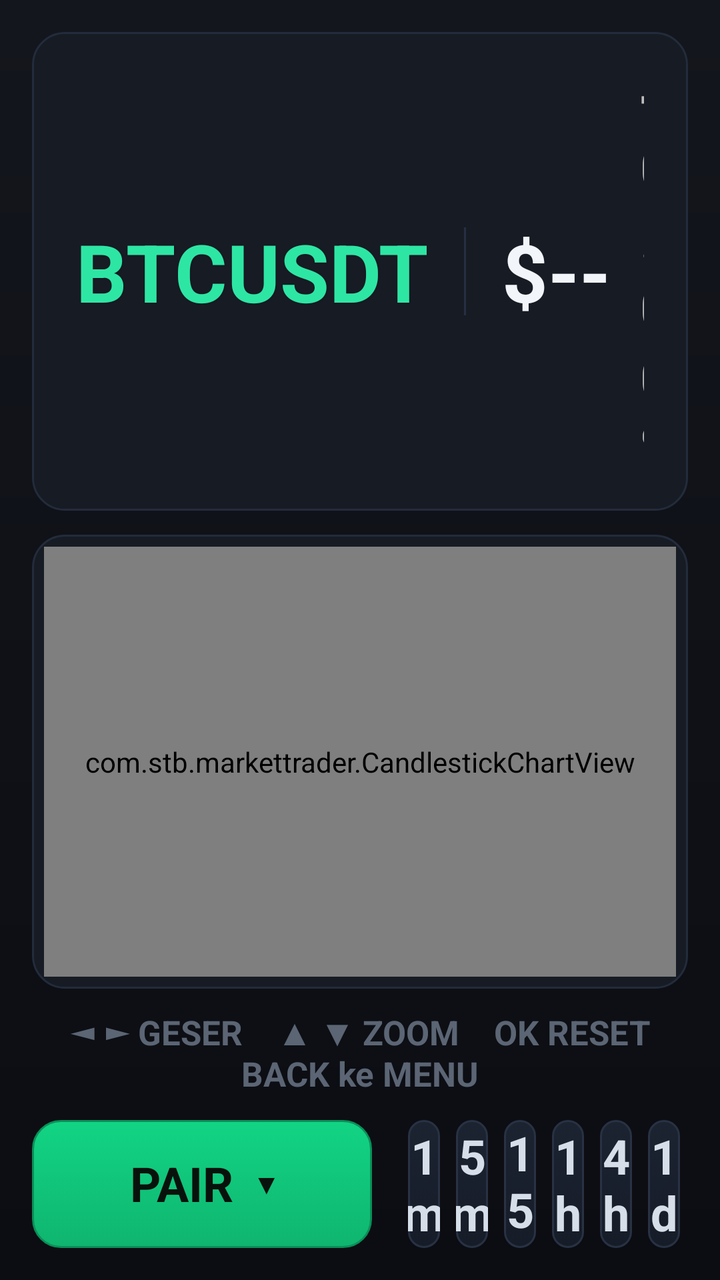
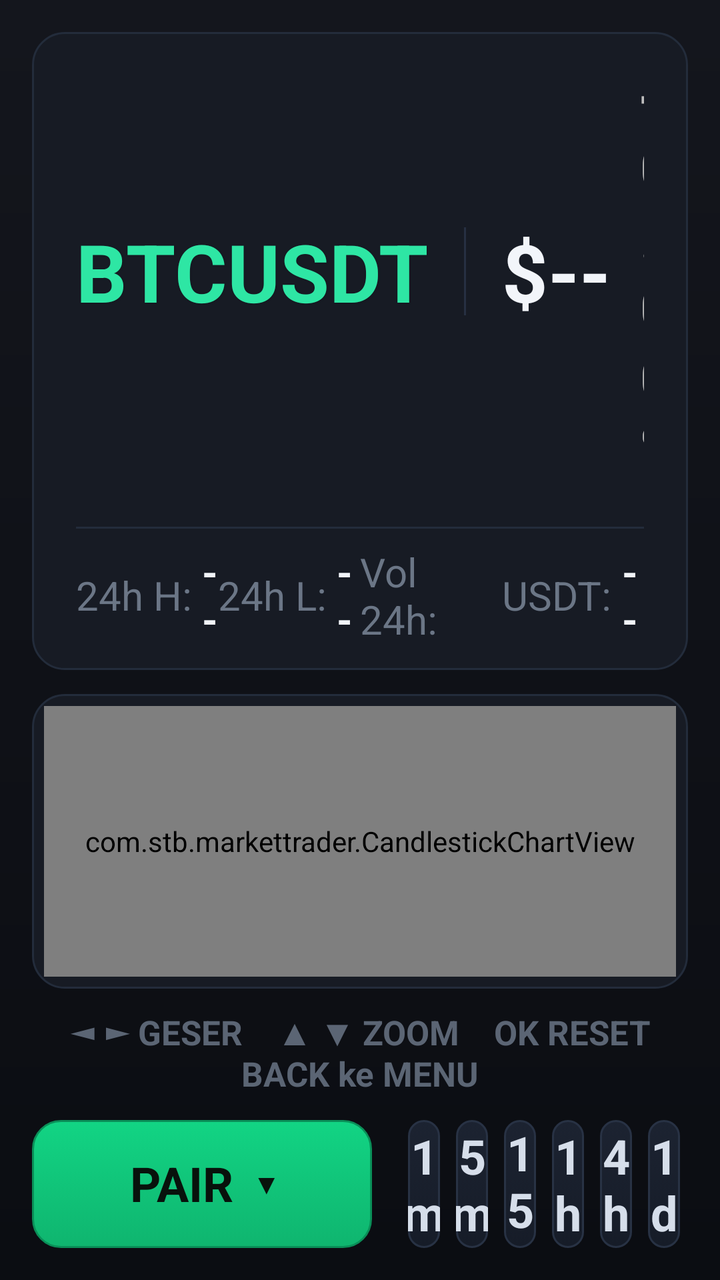

The first picture is an Android layout as it rendered before a commit; the second is the same layout after the commit. The layout source and the unified diff follow.
<!-- AndroidManifest.xml: application theme AppTheme -->
<!-- res/layout/activity_main.xml -->
<?xml version="1.0" encoding="utf-8"?>
<LinearLayout xmlns:android="http://schemas.android.com/apk/res/android"
    android:layout_width="match_parent"
    android:layout_height="match_parent"
    android:orientation="vertical"
    android:background="@drawable/bg_root"
    android:padding="16dp">

    <LinearLayout
        android:layout_width="match_parent"
        android:layout_height="wrap_content"
        android:orientation="horizontal"
        android:gravity="center_vertical"
        android:background="@drawable/bg_card"
        android:paddingLeft="22dp"
        android:paddingRight="22dp"
        android:paddingTop="12dp"
        android:paddingBottom="12dp">

        <TextView
            android:id="@+id/symbol"
            android:layout_width="wrap_content"
            android:layout_height="wrap_content"
            android:text="BTCUSDT"
            android:textColor="#2EE6A4"
            android:textSize="40sp"
            android:textStyle="bold"
            android:shadowColor="#20000000"
            android:shadowDx="1"
            android:shadowDy="1"
            android:shadowRadius="2" />

        <View
            android:layout_width="1dp"
            android:layout_height="44dp"
            android:layout_marginLeft="18dp"
            android:layout_marginRight="18dp"
            android:background="#263042" />

        <TextView
            android:id="@+id/price"
            android:layout_width="wrap_content"
            android:layout_height="wrap_content"
            android:text="$--"
            android:textColor="#F2F5FA"
            android:textSize="40sp"
            android:textStyle="bold" />

        <TextView
            android:layout_width="wrap_content"
            android:layout_height="wrap_content"
            android:text="  "
            android:textSize="30sp" />

        <TextView
            android:id="@+id/change"
            android:layout_width="wrap_content"
            android:layout_height="wrap_content"
            android:text="+0.00%"
            android:textSize="30sp"
            android:textStyle="bold" />

        <View
            android:layout_width="0dp"
            android:layout_height="1dp"
            android:layout_weight="1" />

        <Button
            android:id="@+id/btn_update"
            android:layout_width="wrap_content"
            android:layout_height="48dp"
            android:minWidth="130dp"
            android:text=" UPDATE "
            android:textSize="18sp"
            android:textStyle="bold"
            android:textColor="@color/btn_pair_text"
            android:background="@drawable/btn_update"
            android:focusable="true"
            android:stateListAnimator="@null"
            android:paddingLeft="14dp"
            android:paddingRight="14dp" />

        <View
            android:layout_width="10dp"
            android:layout_height="1dp" />

        <TextView
            android:id="@+id/conn"
            android:layout_width="wrap_content"
            android:layout_height="wrap_content"
            android:text="menghubungkan..."
            android:textColor="#6B7686"
            android:textSize="18sp" />
    </LinearLayout>

    <FrameLayout
        android:layout_width="match_parent"
        android:layout_height="0dp"
        android:layout_weight="1"
        android:layout_marginTop="12dp"
        android:background="@drawable/bg_card">

        <com.stb.markettrader.CandlestickChartView
            android:id="@+id/chart"
            android:layout_width="match_parent"
            android:layout_height="match_parent"
            android:layout_margin="6dp"
            android:focusable="true"
            android:focusableInTouchMode="true"
            android:nextFocusDown="@id/btn_pair"
            android:nextFocusLeft="@id/btn_pair"
            android:nextFocusRight="@id/btn_pair" />
    </FrameLayout>

    <TextView
        android:layout_width="match_parent"
        android:layout_height="wrap_content"
        android:layout_marginTop="10dp"
        android:gravity="center"
        android:text="◄ ► GESER    ▲ ▼ ZOOM    OK RESET    BACK ke MENU"
        android:textColor="#5B6574"
        android:textSize="17sp"
        android:textStyle="bold" />

    <LinearLayout
        android:layout_width="match_parent"
        android:layout_height="wrap_content"
        android:orientation="horizontal"
        android:gravity="center_vertical"
        android:paddingTop="12dp"
        android:focusable="true">

        <Button
            android:id="@+id/btn_pair"
            android:layout_width="wrap_content"
            android:layout_height="64dp"
            android:minWidth="170dp"
            android:text="PAIR  ▾"
            android:textSize="24sp"
            android:textStyle="bold"
            android:textColor="@color/btn_pair_text"
            android:background="@drawable/btn_pair"
            android:focusable="true"
            android:nextFocusUp="@id/chart"
            android:stateListAnimator="@null"
            android:paddingLeft="20dp"
            android:paddingRight="20dp" />

        <View
            android:layout_width="14dp"
            android:layout_height="1dp" />

        <Button
            android:id="@+id/tf_1m"
            android:layout_width="0dp"
            android:layout_height="64dp"
            android:layout_weight="1"
            android:text="1m"
            android:textSize="24sp"
            android:textStyle="bold"
            android:textColor="@color/tf_text"
            android:background="@drawable/btn_tf"
            android:focusable="true"
            android:nextFocusUp="@id/chart"
            android:stateListAnimator="@null"
            android:layout_marginLeft="4dp"
            android:layout_marginRight="4dp" />

        <Button
            android:id="@+id/tf_5m"
            android:layout_width="0dp"
            android:layout_height="64dp"
            android:layout_weight="1"
            android:text="5m"
            android:textSize="24sp"
            android:textStyle="bold"
            android:textColor="@color/tf_text"
            android:background="@drawable/btn_tf"
            android:focusable="true"
            android:nextFocusUp="@id/chart"
            android:stateListAnimator="@null"
            android:layout_marginLeft="4dp"
            android:layout_marginRight="4dp" />

        <Button
            android:id="@+id/tf_15m"
            android:layout_width="0dp"
            android:layout_height="64dp"
            android:layout_weight="1"
            android:text="15m"
            android:textSize="24sp"
            android:textStyle="bold"
            android:textColor="@color/tf_text"
            android:background="@drawable/btn_tf"
            android:focusable="true"
            android:nextFocusUp="@id/chart"
            android:stateListAnimator="@null"
            android:layout_marginLeft="4dp"
            android:layout_marginRight="4dp" />

        <Button
            android:id="@+id/tf_1h"
            android:layout_width="0dp"
            android:layout_height="64dp"
            android:layout_weight="1"
            android:text="1h"
            android:textSize="24sp"
            android:textStyle="bold"
            android:textColor="@color/tf_text"
            android:background="@drawable/btn_tf"
            android:focusable="true"
            android:nextFocusUp="@id/chart"
            android:stateListAnimator="@null"
            android:layout_marginLeft="4dp"
            android:layout_marginRight="4dp" />

        <Button
            android:id="@+id/tf_4h"
            android:layout_width="0dp"
            android:layout_height="64dp"
            android:layout_weight="1"
            android:text="4h"
            android:textSize="24sp"
            android:textStyle="bold"
            android:textColor="@color/tf_text"
            android:background="@drawable/btn_tf"
            android:focusable="true"
            android:nextFocusUp="@id/chart"
            android:stateListAnimator="@null"
            android:layout_marginLeft="4dp"
            android:layout_marginRight="4dp" />

        <Button
            android:id="@+id/tf_1d"
            android:layout_width="0dp"
            android:layout_height="64dp"
            android:layout_weight="1"
            android:text="1d"
            android:textSize="24sp"
            android:textStyle="bold"
            android:textColor="@color/tf_text"
            android:background="@drawable/btn_tf"
            android:focusable="true"
            android:nextFocusUp="@id/chart"
            android:stateListAnimator="@null"
            android:layout_marginLeft="4dp"
            android:layout_marginRight="4dp" />
    </LinearLayout>

</LinearLayout>
<!-- resources referenced by this layout -->
<resources>
  <!-- drawable bg_card (drawable) -->
  <?xml version="1.0" encoding="utf-8"?>
  <shape xmlns:android="http://schemas.android.com/apk/res/android" android:shape="rectangle">
      <solid android:color="#171B24" />
      <corners android:radius="16dp" />
      <stroke
          android:width="1dp"
          android:color="#232C3B" />
  </shape>
  <!-- drawable bg_root (drawable) -->
  <?xml version="1.0" encoding="utf-8"?>
  <shape xmlns:android="http://schemas.android.com/apk/res/android" android:shape="rectangle">
      <gradient
          android:startColor="#14161D"
          android:endColor="#0B0D12"
          android:angle="270" />
  </shape>
  <!-- drawable btn_tf (drawable) -->
  <?xml version="1.0" encoding="utf-8"?>
  <selector xmlns:android="http://schemas.android.com/apk/res/android">
      <item android:state_selected="true">
          <shape android:shape="rectangle">
              <solid android:color="#0ECB81" />
              <corners android:radius="12dp" />
              <stroke
                  android:width="1dp"
                  android:color="#0ECB81" />
          </shape>
      </item>
      <item android:state_focused="true">
          <shape android:shape="rectangle">
              <gradient
                  android:startColor="#1E2A3C"
                  android:endColor="#17202E"
                  android:angle="270" />
              <corners android:radius="12dp" />
              <stroke
                  android:width="2dp"
                  android:color="#0ECB81" />
          </shape>
      </item>
      <item>
          <shape android:shape="rectangle">
              <gradient
                  android:startColor="#1C2331"
                  android:endColor="#161C28"
                  android:angle="270" />
              <corners android:radius="12dp" />
              <stroke
                  android:width="1dp"
                  android:color="#283244" />
          </shape>
      </item>
  </selector>
  <!-- drawable btn_update (drawable) -->
  <?xml version="1.0" encoding="utf-8"?>
  <selector xmlns:android="http://schemas.android.com/apk/res/android">
      <item android:state_pressed="true">
          <shape android:shape="rectangle">
              <solid android:color="#1B4D8C" />
              <corners android:radius="12dp" />
          </shape>
      </item>
      <item android:state_focused="true">
          <shape android:shape="rectangle">
              <gradient
                  android:startColor="#2E7CE4"
                  android:endColor="#2466C4"
                  android:angle="270" />
              <corners android:radius="12dp" />
              <stroke
                  android:width="2dp"
                  android:color="#A9D0FF" />
          </shape>
      </item>
      <item>
          <shape android:shape="rectangle">
              <gradient
                  android:startColor="#2A6FD8"
                  android:endColor="#1F58B0"
                  android:angle="270" />
              <corners android:radius="12dp" />
              <stroke
                  android:width="1dp"
                  android:color="#174892" />
          </shape>
      </item>
  </selector>
  <style name="AppTheme" parent="android:Theme.Holo.NoActionBar">
          <item name="android:windowNoTitle">true</item>
          <item name="android:windowFullscreen">false</item>
          <item name="android:windowBackground">#101216</item>
          <item name="android:colorPrimary">#0ECB81</item>
          <item name="android:colorAccent">#0ECB81</item>
      </style>
  <!-- unchanged entries left out for length: 1 -->
</resources>

<!-- the commit's change to res/layout/activity_main.xml (unified diff, before → after) -->
@@ -9,88 +9,209 @@
     <LinearLayout
         android:layout_width="match_parent"
         android:layout_height="wrap_content"
-        android:orientation="horizontal"
-        android:gravity="center_vertical"
+        android:orientation="vertical"
         android:background="@drawable/bg_card"
         android:paddingLeft="22dp"
         android:paddingRight="22dp"
         android:paddingTop="12dp"
         android:paddingBottom="12dp">
 
-        <TextView
-            android:id="@+id/symbol"
-            android:layout_width="wrap_content"
+        <LinearLayout
+            android:layout_width="match_parent"
             android:layout_height="wrap_content"
-            android:text="BTCUSDT"
-            android:textColor="#2EE6A4"
-            android:textSize="40sp"
-            android:textStyle="bold"
-            android:shadowColor="#20000000"
-            android:shadowDx="1"
-            android:shadowDy="1"
-            android:shadowRadius="2" />
-
-        <View
-            android:layout_width="1dp"
-            android:layout_height="44dp"
-            android:layout_marginLeft="18dp"
-            android:layout_marginRight="18dp"
-            android:background="#263042" />
-
-        <TextView
-            android:id="@+id/price"
-            android:layout_width="wrap_content"
+            android:orientation="horizontal"
+            android:gravity="center_vertical">
+
+            <TextView
+                android:id="@+id/symbol"
+                android:layout_width="wrap_content"
+                android:layout_height="wrap_content"
+                android:text="BTCUSDT"
+                android:textColor="#2EE6A4"
+                android:textSize="40sp"
+                android:textStyle="bold"
+                android:shadowColor="#20000000"
+                android:shadowDx="1"
+                android:shadowDy="1"
+                android:shadowRadius="2" />
+
+            <View
+                android:layout_width="1dp"
+                android:layout_height="44dp"
+                android:layout_marginLeft="18dp"
+                android:layout_marginRight="18dp"
+                android:background="#263042" />
+
+            <TextView
+                android:id="@+id/price"
+                android:layout_width="wrap_content"
+                android:layout_height="wrap_content"
+                android:text="$--"
+                android:textColor="#F2F5FA"
+                android:textSize="40sp"
+                android:textStyle="bold" />
+
+            <TextView
+                android:layout_width="wrap_content"
+                android:layout_height="wrap_content"
+                android:text="  "
+                android:textSize="30sp" />
+
+            <TextView
+                android:id="@+id/change"
+                android:layout_width="wrap_content"
+                android:layout_height="wrap_content"
+                android:text="+0.00%"
+                android:textSize="30sp"
+                android:textStyle="bold" />
+
+            <View
+                android:layout_width="0dp"
+                android:layout_height="1dp"
+                android:layout_weight="1" />
+
+            <Button
+                android:id="@+id/btn_update"
+                android:layout_width="wrap_content"
+                android:layout_height="48dp"
+                android:minWidth="130dp"
+                android:text=" UPDATE "
+                android:textSize="18sp"
+                android:textStyle="bold"
+                android:textColor="@color/btn_pair_text"
+                android:background="@drawable/btn_update"
+                android:focusable="true"
+                android:stateListAnimator="@null"
+                android:paddingLeft="14dp"
+                android:paddingRight="14dp" />
+
+            <View
+                android:layout_width="10dp"
+                android:layout_height="1dp" />
+
+            <TextView
+                android:id="@+id/conn"
+                android:layout_width="wrap_content"
+                android:layout_height="wrap_content"
+                android:text="menghubungkan..."
+                android:textColor="#6B7686"
+                android:textSize="18sp" />
+        </LinearLayout>
+
+        <LinearLayout
+            android:layout_width="match_parent"
             android:layout_height="wrap_content"
-            android:text="$--"
-            android:textColor="#F2F5FA"
-            android:textSize="40sp"
-            android:textStyle="bold" />
-
-        <TextView
-            android:layout_width="wrap_content"
+            android:orientation="horizontal"
+            android:layout_marginTop="10dp"
+            android:paddingTop="10dp">
+            <View
+                android:layout_width="match_parent"
+                android:layout_height="1dp"
+                android:background="#232C3B" />
+        </LinearLayout>
+
+        <LinearLayout
+            android:layout_width="match_parent"
             android:layout_height="wrap_content"
-            android:text="  "
-            android:textSize="30sp" />
-
-        <TextView
-            android:id="@+id/change"
-            android:layout_width="wrap_content"
-            android:layout_height="wrap_content"
-            android:text="+0.00%"
-            android:textSize="30sp"
-            android:textStyle="bold" />
-
-        <View
-            android:layout_width="0dp"
-            android:layout_height="1dp"
-            android:layout_weight="1" />
-
-        <Button
-            android:id="@+id/btn_update"
-            android:layout_width="wrap_content"
-            android:layout_height="48dp"
-            android:minWidth="130dp"
-            android:text=" UPDATE "
-            android:textSize="18sp"
-            android:textStyle="bold"
-            android:textColor="@color/btn_pair_text"
-            android:background="@drawable/btn_update"
-            android:focusable="true"
-            android:stateListAnimator="@null"
-            android:paddingLeft="14dp"
-            android:paddingRight="14dp" />
-
-        <View
-            android:layout_width="10dp"
-            android:layout_height="1dp" />
-
-        <TextView
-            android:id="@+id/conn"
-            android:layout_width="wrap_content"
-            android:layout_height="wrap_content"
-            android:text="menghubungkan..."
-            android:textColor="#6B7686"
-            android:textSize="18sp" />
+            android:orientation="horizontal"
+            android:layout_marginTop="8dp">
+
+            <LinearLayout
+                android:layout_width="0dp"
+                android:layout_height="wrap_content"
+                android:layout_weight="1"
+                android:orientation="horizontal"
+                android:gravity="center_vertical">
+
+                <TextView
+                    android:layout_width="wrap_content"
+                    android:layout_height="wrap_content"
+                    android:text="24h H: "
+                    android:textColor="#6B7686"
+                    android:textSize="20sp" />
+
+                <TextView
+                    android:id="@+id/tv_high"
+                    android:layout_width="wrap_content"
+                    android:layout_height="wrap_content"
+                    android:text="--"
+                    android:textColor="#F2F5FA"
+                    android:textSize="20sp"
+                    android:textStyle="bold" />
+            </LinearLayout>
+
+            <LinearLayout
+                android:layout_width="0dp"
+                android:layout_height="wrap_content"
+                android:layout_weight="1"
+                android:orientation="horizontal"
+                android:gravity="center_vertical">
+
+                <TextView
+                    android:layout_width="wrap_content"
+                    android:layout_height="wrap_content"
+                    android:text="24h L: "
+                    android:textColor="#6B7686"
+                    android:textSize="20sp" />
+
+                <TextView
+                    android:id="@+id/tv_low"
+                    android:layout_width="wrap_content"
+                    android:layout_height="wrap_content"
+                    android:text="--"
+                    android:textColor="#F2F5FA"
+                    android:textSize="20sp"
+                    android:textStyle="bold" />
+            </LinearLayout>
+
+            <LinearLayout
+                android:layout_width="0dp"
+                android:layout_height="wrap_content"
+                android:layout_weight="1"
+                android:orientation="horizontal"
+                android:gravity="center_vertical">
+
+                <TextView
+                    android:layout_width="wrap_content"
+                    android:layout_height="wrap_content"
+                    android:text="Vol 24h: "
+                    android:textColor="#6B7686"
+                    android:textSize="20sp" />
+
+                <TextView
+                    android:id="@+id/tv_vol"
+                    android:layout_width="wrap_content"
+                    android:layout_height="wrap_content"
+                    android:text="--"
+                    android:textColor="#F2F5FA"
+                    android:textSize="20sp"
+                    android:textStyle="bold" />
+            </LinearLayout>
+
+            <LinearLayout
+                android:layout_width="0dp"
+                android:layout_height="wrap_content"
+                android:layout_weight="1"
+                android:orientation="horizontal"
+                android:gravity="center_vertical">
+
+                <TextView
+                    android:layout_width="wrap_content"
+                    android:layout_height="wrap_content"
+                    android:text="USDT: "
+                    android:textColor="#6B7686"
+                    android:textSize="20sp" />
+
+                <TextView
+                    android:id="@+id/tv_qvol"
+                    android:layout_width="wrap_content"
+                    android:layout_height="wrap_content"
+                    android:text="--"
+                    android:textColor="#F2F5FA"
+                    android:textSize="20sp"
+                    android:textStyle="bold" />
+            </LinearLayout>
+        </LinearLayout>
     </LinearLayout>
 
     <FrameLayout
